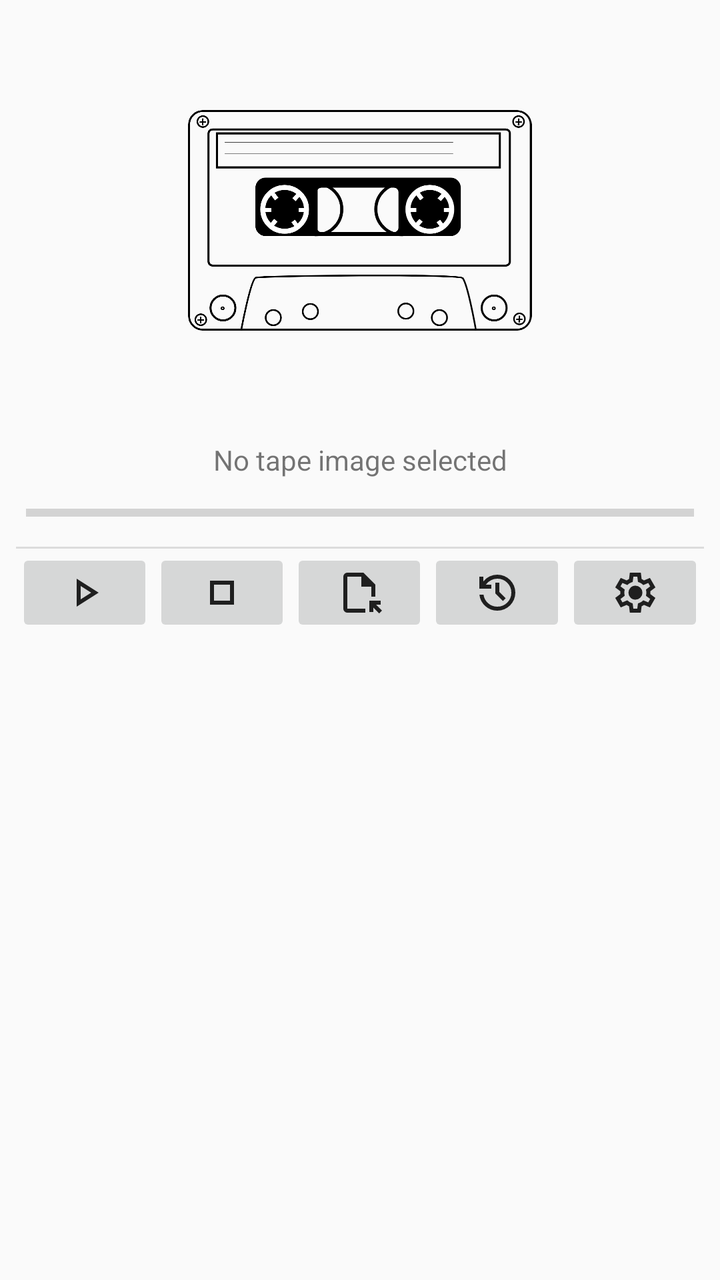
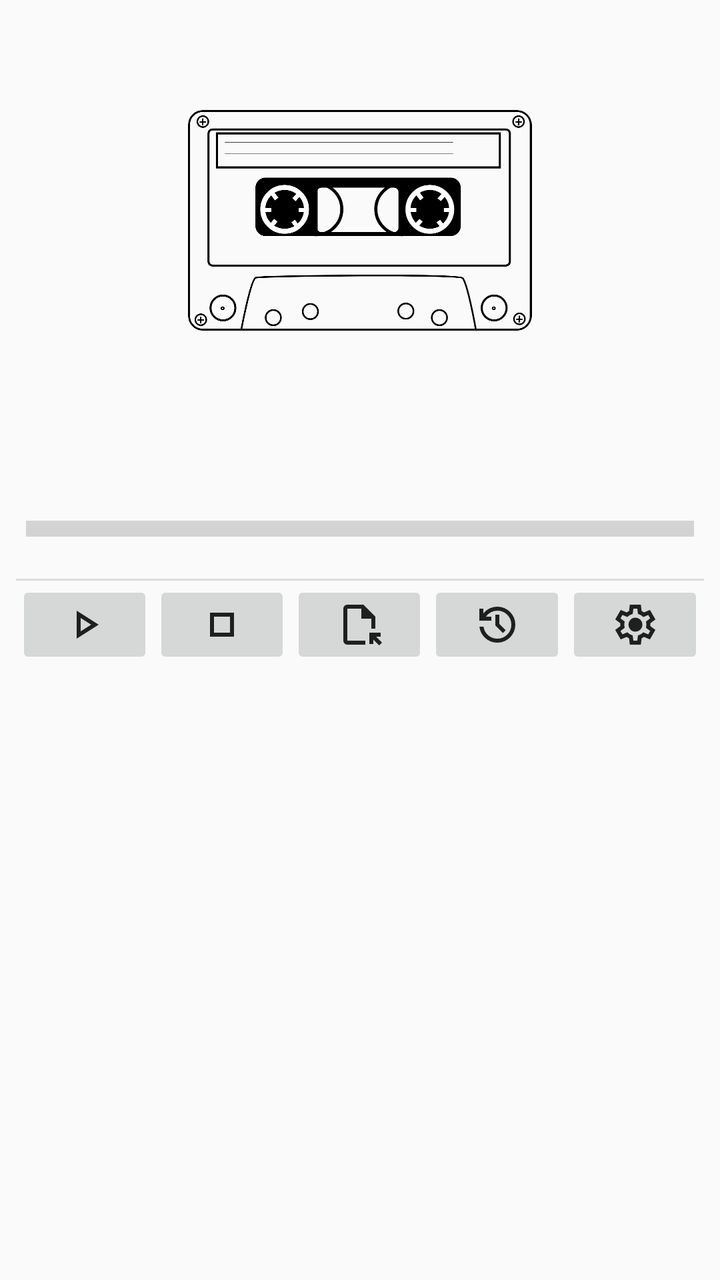

Screens rendered from an Android XML layout before and after an edit, with the pre-edit source and the edit as a unified diff.
<!-- AndroidManifest.xml: application theme AppTheme -->
<!-- res/layout/activity_main.xml -->
<?xml version="1.0" encoding="utf-8"?>

<androidx.constraintlayout.widget.ConstraintLayout xmlns:android="http://schemas.android.com/apk/res/android"
    xmlns:app="http://schemas.android.com/apk/res-auto"
    xmlns:tools="http://schemas.android.com/tools"

    android:layout_width="match_parent"
    android:layout_height="match_parent"
    android:keepScreenOn="true"
    android:paddingHorizontal="8dp"
    tools:context=".MainActivity">

    <LinearLayout
        android:layout_width="match_parent"
        android:layout_height="match_parent"
        android:orientation="vertical">

        <FrameLayout
            android:layout_width="match_parent"
            android:layout_height="wrap_content">

            <LinearLayout
                android:layout_width="match_parent"
                android:layout_height="match_parent"
                android:orientation="vertical">

                <ImageView
                    android:id="@+id/imageView"
                    android:layout_width="wrap_content"
                    android:layout_height="wrap_content"
                    android:adjustViewBounds="true"
                    android:cropToPadding="false"
                    android:rotation="180"
                    android:scaleType="centerInside"
                    android:scaleX="0.5"
                    android:scaleY="0.5"
                    android:src="@drawable/tapecassette" />

                <TextView
                    android:id="@+id/tvTapeImageName"
                    android:layout_width="match_parent"
                    android:layout_height="wrap_content"
                    android:text="@string/msg_notape"
                    android:textAlignment="center" />

                <ProgressBar
                    android:id="@+id/pbProgress"
                    style="?android:attr/progressBarStyleHorizontal"
                    android:layout_width="match_parent"
                    android:layout_height="wrap_content"
                    android:layout_marginTop="4dp"
                    android:layout_marginBottom="4dp"
                    android:max="100"
                    android:padding="5dp"
                    android:progress="0" />

            </LinearLayout>

        </FrameLayout>

        <View
            android:id="@+id/divider5"
            android:layout_width="match_parent"
            android:layout_height="1dp"
            android:background="?android:attr/listDivider" />

        <LinearLayout
            android:layout_width="match_parent"
            android:layout_height="wrap_content"
            android:orientation="horizontal">

            <ImageButton
                android:id="@+id/btnPlay"
                android:layout_width="wrap_content"
                android:layout_height="wrap_content"
                android:layout_weight="1"
                android:onClick="onPlay"
                android:src="@drawable/play_arrow_24dp_1f1f1f_fill0_wght400_grad0_opsz24" />

            <ImageButton
                android:id="@+id/btnStop"
                android:layout_width="wrap_content"
                android:layout_height="wrap_content"
                android:layout_weight="1"
                android:onClick="onStopPlaying"
                android:src="@drawable/stop_24dp_1f1f1f_fill0_wght400_grad0_opsz24" />

            <ImageButton
                android:id="@+id/btnBrowse"
                android:layout_width="wrap_content"
                android:layout_height="wrap_content"
                android:layout_weight="1"
                android:onClick="onBrowseTapeImage"
                android:src="@drawable/file_open_24dp_1f1f1f_fill0_wght400_grad0_opsz24" />

            <ImageButton
                android:id="@+id/btnRecent"
                android:layout_width="wrap_content"
                android:layout_height="wrap_content"
                android:layout_weight="1"
                android:onClick="onRecent"
                android:src="@drawable/history_24dp_1f1f1f_fill0_wght400_grad0_opsz24" />

            <ImageButton
                android:id="@+id/btnSettings"
                android:layout_width="wrap_content"
                android:layout_height="wrap_content"
                android:layout_weight="1"
                android:onClick="onSettings"
                android:src="@drawable/settings_24dp_1f1f1f_fill0_wght400_grad0_opsz24" />
        </LinearLayout>

    </LinearLayout>
</androidx.constraintlayout.widget.ConstraintLayout>
<!-- resources referenced by this layout -->
<resources>
  <!-- drawable file_open_24dp_1f1f1f_fill0_wght400_grad0_opsz24 (drawable) -->
  <vector xmlns:android="http://schemas.android.com/apk/res/android"
      android:width="24dp"
      android:height="24dp"
      android:viewportWidth="960"
      android:viewportHeight="960">
    <path
        android:pathData="M240,880q-33,0 -56.5,-23.5T160,800v-640q0,-33 23.5,-56.5T240,80h320l240,240v240h-80v-200L520,360v-200L240,160v640h360v80L240,880ZM878,895L760,777v89h-80v-226h226v80h-90l118,118 -56,57ZM240,800v-640,640Z"
        android:fillColor="#1f1f1f"/>
  </vector>
  <!-- drawable history_24dp_1f1f1f_fill0_wght400_grad0_opsz24 (drawable) -->
  <vector xmlns:android="http://schemas.android.com/apk/res/android"
      android:width="24dp"
      android:height="24dp"
      android:viewportWidth="960"
      android:viewportHeight="960">
    <path
        android:pathData="M480,840q-138,0 -240.5,-91.5T122,520h82q14,104 92.5,172T480,760q117,0 198.5,-81.5T760,480q0,-117 -81.5,-198.5T480,200q-69,0 -129,32t-101,88h110v80L120,400v-240h80v94q51,-64 124.5,-99T480,120q75,0 140.5,28.5t114,77q48.5,48.5 77,114T840,480q0,75 -28.5,140.5t-77,114q-48.5,48.5 -114,77T480,840ZM592,648L440,496v-216h80v184l128,128 -56,56Z"
        android:fillColor="#1f1f1f"/>
  </vector>
  <!-- drawable play_arrow_24dp_1f1f1f_fill0_wght400_grad0_opsz24 (drawable) -->
  <vector xmlns:android="http://schemas.android.com/apk/res/android"
      android:width="24dp"
      android:height="24dp"
      android:viewportWidth="960"
      android:viewportHeight="960">
    <path
        android:pathData="M320,760v-560l440,280 -440,280ZM400,480ZM400,614 L610,480 400,346v268Z"
        android:fillColor="#1f1f1f"/>
  </vector>
  <!-- drawable settings_24dp_1f1f1f_fill0_wght400_grad0_opsz24 (drawable) -->
  <vector xmlns:android="http://schemas.android.com/apk/res/android"
      android:width="24dp"
      android:height="24dp"
      android:viewportWidth="960"
      android:viewportHeight="960">
    <path
        android:pathData="m370,880 l-16,-128q-13,-5 -24.5,-12T307,725l-119,50L78,585l103,-78q-1,-7 -1,-13.5v-27q0,-6.5 1,-13.5L78,375l110,-190 119,50q11,-8 23,-15t24,-12l16,-128h220l16,128q13,5 24.5,12t22.5,15l119,-50 110,190 -103,78q1,7 1,13.5v27q0,6.5 -2,13.5l103,78 -110,190 -118,-50q-11,8 -23,15t-24,12L590,880L370,880ZM440,800h79l14,-106q31,-8 57.5,-23.5T639,633l99,41 39,-68 -86,-65q5,-14 7,-29.5t2,-31.5q0,-16 -2,-31.5t-7,-29.5l86,-65 -39,-68 -99,42q-22,-23 -48.5,-38.5T533,266l-13,-106h-79l-14,106q-31,8 -57.5,23.5T321,327l-99,-41 -39,68 86,64q-5,15 -7,30t-2,32q0,16 2,31t7,30l-86,65 39,68 99,-42q22,23 48.5,38.5T427,694l13,106ZM482,620q58,0 99,-41t41,-99q0,-58 -41,-99t-99,-41q-59,0 -99.5,41T342,480q0,58 40.5,99t99.5,41ZM480,480Z"
        android:fillColor="#1f1f1f"/>
  </vector>
  <!-- drawable stop_24dp_1f1f1f_fill0_wght400_grad0_opsz24 (drawable) -->
  <vector xmlns:android="http://schemas.android.com/apk/res/android"
      android:width="24dp"
      android:height="24dp"
      android:viewportWidth="960"
      android:viewportHeight="960">
    <path
        android:pathData="M320,320v320,-320ZM240,720v-480h480v480L240,720ZM320,640h320v-320L320,320v320Z"
        android:fillColor="#1f1f1f"/>
  </vector>
  <!-- drawable tapecassette: vector/xml drawable (drawable, 10297 chars, omitted) -->
  <string name="msg_notape">No tape image selected</string>
  <style name="AppTheme" parent="android:Theme.Material.Light" />
</resources>

<!-- the commit's change to res/layout/activity_main.xml (unified diff, before → after) -->
@@ -29,6 +29,7 @@
                     android:layout_width="wrap_content"
                     android:layout_height="wrap_content"
                     android:adjustViewBounds="true"
+                    android:contentDescription="Cassette"
                     android:cropToPadding="false"
                     android:rotation="180"
                     android:scaleType="centerInside"
@@ -40,7 +41,6 @@
                     android:id="@+id/tvTapeImageName"
                     android:layout_width="match_parent"
                     android:layout_height="wrap_content"
-                    android:text="@string/msg_notape"
                     android:textAlignment="center" />
 
                 <ProgressBar
@@ -51,8 +51,10 @@
                     android:layout_marginTop="4dp"
                     android:layout_marginBottom="4dp"
                     android:max="100"
+                    android:minHeight="32dip"
                     android:padding="5dp"
-                    android:progress="0" />
+                    android:progress="0"
+                    android:scaleY="2" />
 
             </LinearLayout>
 
@@ -74,6 +76,7 @@
                 android:layout_width="wrap_content"
                 android:layout_height="wrap_content"
                 android:layout_weight="1"
+                android:contentDescription="Play"
                 android:onClick="onPlay"
                 android:src="@drawable/play_arrow_24dp_1f1f1f_fill0_wght400_grad0_opsz24" />
 
@@ -82,6 +85,7 @@
                 android:layout_width="wrap_content"
                 android:layout_height="wrap_content"
                 android:layout_weight="1"
+                android:contentDescription="Stop"
                 android:onClick="onStopPlaying"
                 android:src="@drawable/stop_24dp_1f1f1f_fill0_wght400_grad0_opsz24" />
 
@@ -90,6 +94,7 @@
                 android:layout_width="wrap_content"
                 android:layout_height="wrap_content"
                 android:layout_weight="1"
+                android:contentDescription="Browse"
                 android:onClick="onBrowseTapeImage"
                 android:src="@drawable/file_open_24dp_1f1f1f_fill0_wght400_grad0_opsz24" />
 
@@ -98,6 +103,7 @@
                 android:layout_width="wrap_content"
                 android:layout_height="wrap_content"
                 android:layout_weight="1"
+                android:contentDescription="Recent"
                 android:onClick="onRecent"
                 android:src="@drawable/history_24dp_1f1f1f_fill0_wght400_grad0_opsz24" />
 
@@ -106,6 +112,7 @@
                 android:layout_width="wrap_content"
                 android:layout_height="wrap_content"
                 android:layout_weight="1"
+                android:contentDescription="Settings"
                 android:onClick="onSettings"
                 android:src="@drawable/settings_24dp_1f1f1f_fill0_wght400_grad0_opsz24" />
         </LinearLayout>
<!-- resource entries referenced after the edit -->
@@ -51,7 +51,6 @@
         android:fillColor="#1f1f1f"/>
   </vector>
   <!-- drawable tapecassette: vector/xml drawable (drawable, 10297 chars, omitted) -->
-  <string name="msg_notape">No tape image selected</string>
   <style name="AppTheme" parent="android:Theme.Material.Light" />
 </resources>
 
